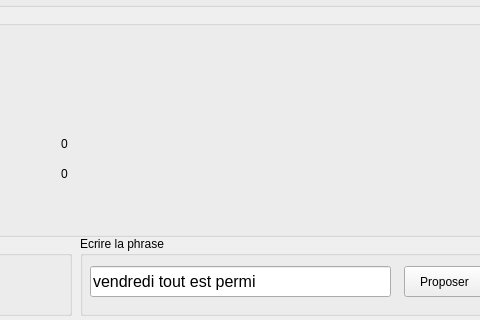
Qt form Roue_De_La_Fortune/ui/game.ui (Dorian-Chapoulie/Roue-de-la-fortune) before a commit; both pictures show x 269 to 749 and y 484 to 804 of the 1256 by 804 pixel window.
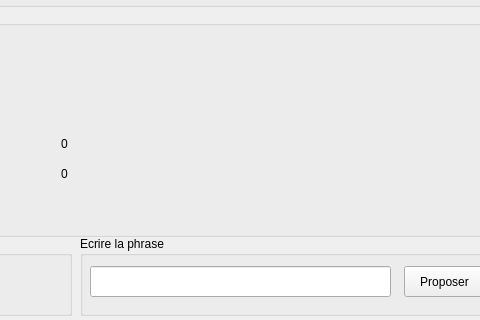
The same form after that commit. Icons and pictures are not drawn.

Patch:
```diff
--- a/Roue_De_La_Fortune/ui/game.ui
+++ b/Roue_De_La_Fortune/ui/game.ui
@@ -310,7 +310,7 @@
      </font>
     </property>
     <property name="text">
-     <string>vendredi tout est permi</string>
+     <string/>
     </property>
    </widget>
    <widget class="QPushButton" name="pushButton">
```
